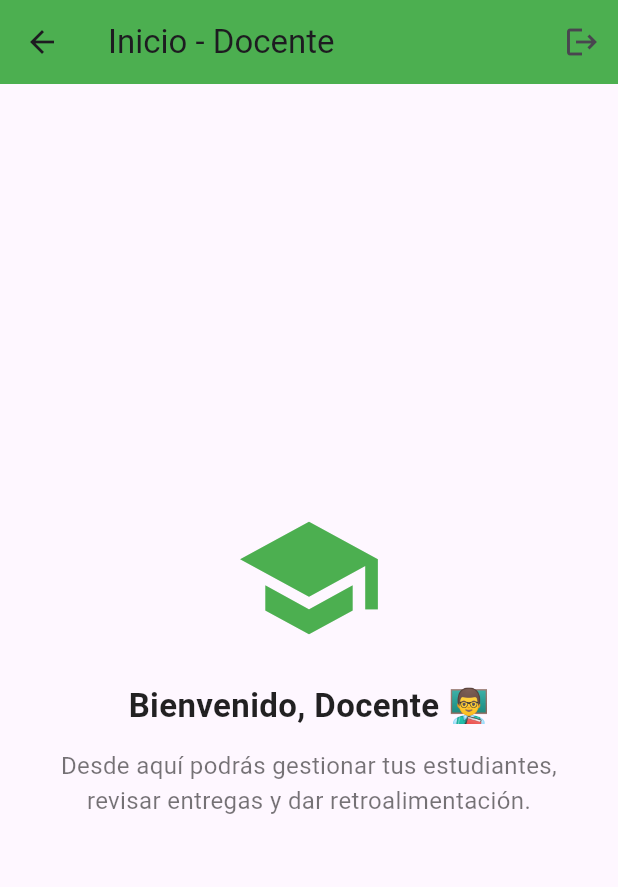
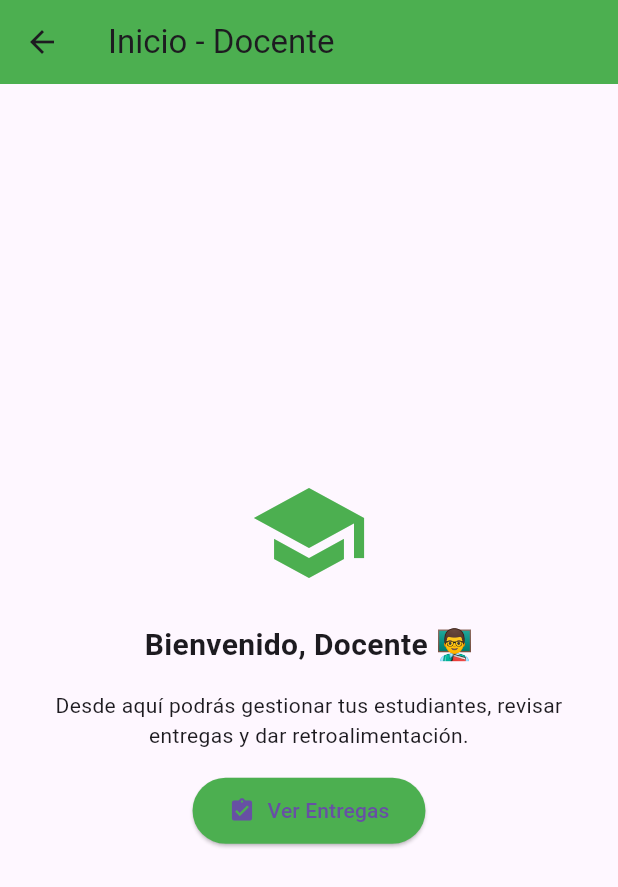
Before and after one commit to lauraltahona/GraduTech-MOVIL, a Flutter app: the HomeDocente screen opened by its route, on a phone screen of 412 x 824 dp. Shown: the top 887 px of the screen. Run offline on Flutter 3.47's test engine with Material 3 defaults, Android fonts, the phone set to English and light mode, and no system bars; our stand-ins replace file_picker, flutter_dotenv, shared_preferences, table_calendar; accounts and stored records are empty; network calls fail.

Commit message:
IU entregas

```diff
--- a/lib/controllers/entregas_controller.dart
+++ b/lib/controllers/docente/entregas_controller.dart
@@ -1,5 +1,5 @@
 import 'package:flutter/material.dart';
-import '../services/entregas_service.dart';
+import 'package:proyecto_movil/services/docente/entregas_service.dart';
 
 class EntregasController extends ChangeNotifier {
   final EntregasService _service = EntregasService();
--- a/lib/screens/docente/homeDocente.dart
+++ b/lib/screens/docente/homeDocente.dart
@@ -1,4 +1,8 @@
 import 'package:flutter/material.dart';
+import 'package:provider/provider.dart';
+import 'package:proyecto_movil/controllers/docente/entregas_controller.dart';
+import 'package:proyecto_movil/screens/docente/entregas_pages.dart';
+
 
 class HomeDocente extends StatelessWidget {
   const HomeDocente({super.key});
@@ -9,39 +13,45 @@ class HomeDocente extends StatelessWidget {
       appBar: AppBar(
         title: const Text('Inicio - Docente'),
         backgroundColor: Colors.green,
-        actions: [
-          IconButton(
-            icon: const Icon(Icons.logout),
-            onPressed: () {
-              Navigator.pushReplacementNamed(context, '/login');
-            },
-          )
-        ],
       ),
-      body: const Padding(
-        padding: EdgeInsets.all(16.0),
-        child: Center(
-          child: Column(
-            mainAxisAlignment: MainAxisAlignment.center,
-            children: [
-              Icon(Icons.school, size: 100, color: Colors.green),
-              SizedBox(height: 20),
-              Text(
-                'Bienvenido, Docente 👨‍🏫',
-                style: TextStyle(
-                  fontSize: 22,
-                  fontWeight: FontWeight.bold,
-                  color: Colors.black87,
-                ),
-              ),
-              SizedBox(height: 12),
-              Text(
+      body: Center(
+        child: Column(
+          mainAxisAlignment: MainAxisAlignment.center,
+          children: [
+            const Icon(Icons.school, color: Colors.green, size: 80),
+            const SizedBox(height: 20),
+            const Text(
+              'Bienvenido, Docente 👨‍🏫',
+              style: TextStyle(fontSize: 20, fontWeight: FontWeight.bold),
+            ),
+            const Padding(
+              padding: EdgeInsets.all(16.0),
+              child: Text(
                 'Desde aquí podrás gestionar tus estudiantes, revisar entregas y dar retroalimentación.',
                 textAlign: TextAlign.center,
-                style: TextStyle(fontSize: 16, color: Colors.black54),
               ),
-            ],
-          ),
+            ),
+            ElevatedButton.icon(
+              icon: const Icon(Icons.assignment_turned_in),
+              label: const Text("Ver Entregas"),
+              style: ElevatedButton.styleFrom(
+                backgroundColor: Colors.green,
+                padding: const EdgeInsets.symmetric(horizontal: 24, vertical: 12),
+              ),
+              onPressed: () {
+                Navigator.push(
+                  context,
+                  MaterialPageRoute(
+                    builder: (_) => ChangeNotifierProvider(
+                      create: (_) =>
+                          EntregasController()..cargarEntregas(1), // Ejemplo de idPlanEntrega
+                      child: const EntregasPage(idPlanEntrega: 1),
+                    ),
+                  ),
+                );
+              },
+            ),
+          ],
         ),
       ),
     );
```
Also changed, not shown: lib/controllers/docente/plan_entrega_controller.dart (added, +34 -0 lines), lib/screens/docente/entregas_pages.dart (added, +49 -0 lines), lib/screens/docente/plan_entrega.dart (added, +139 -0 lines), lib/services/docente/plan_entrega_service.dart (added, +36 -0 lines), lib/services/docente/entregas_service.dart (renamed from lib/services/entregas_service.dart), lib/widgets/docente/entrega_card.dart (renamed from lib/widget/entrega_card.dart).
